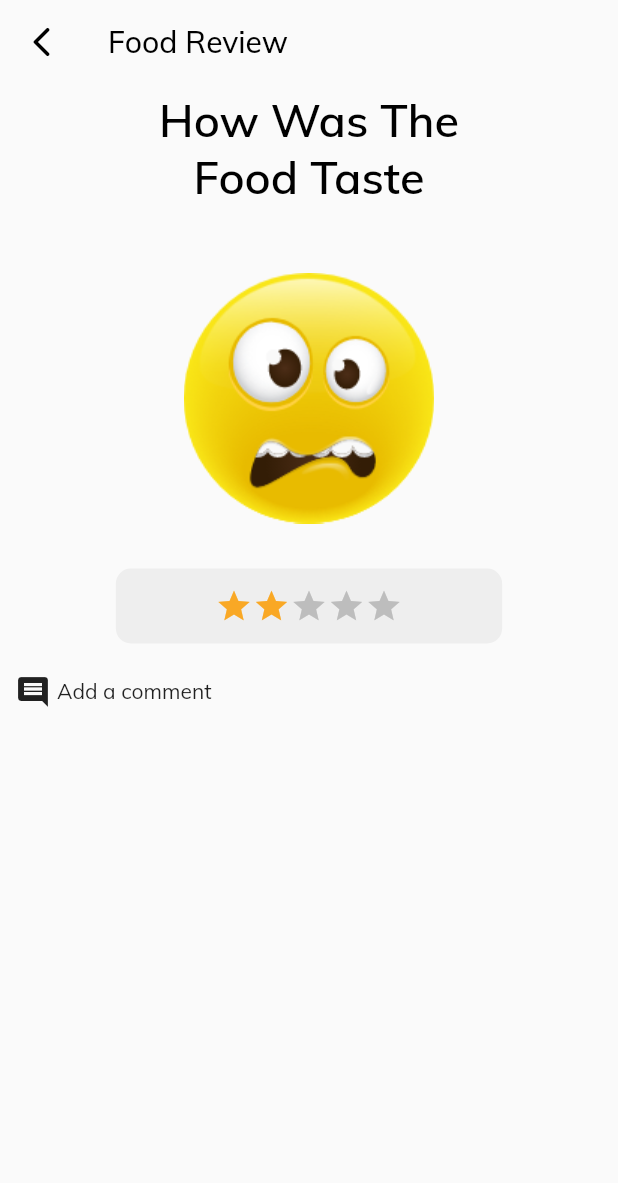
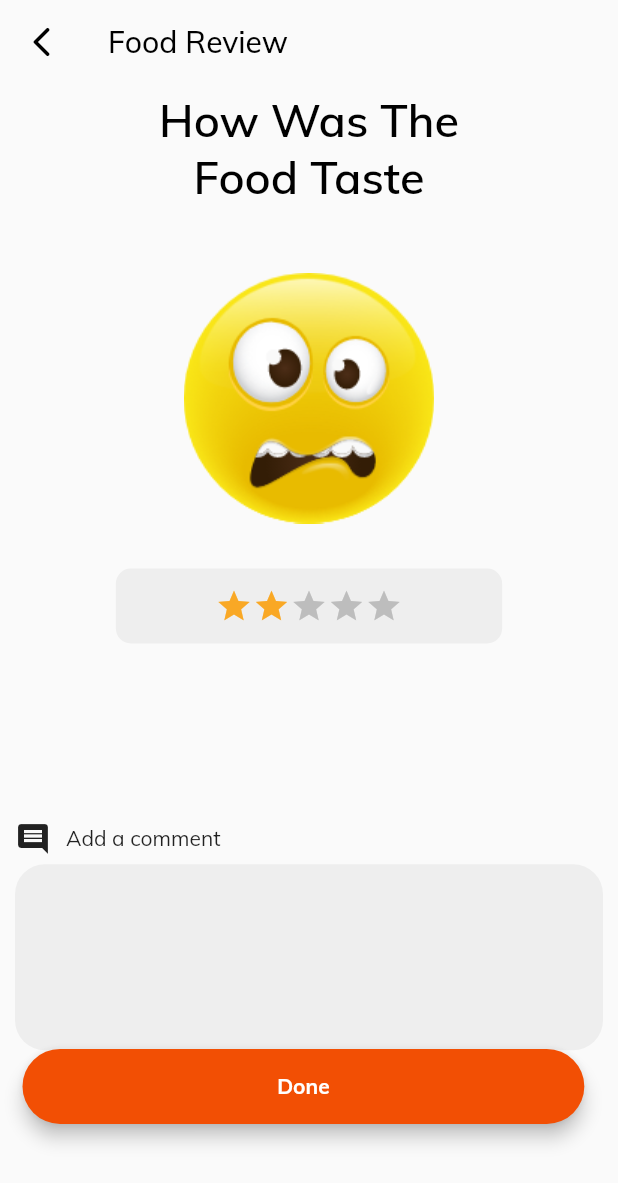
Before and after one commit to devammarzd/FoodApp, a Flutter app: the screen it shows after launch, on a phone screen of 412 x 824 dp. Shown: the top 1183 px of the screen. Run offline on Flutter 3.47's test engine with Material 2 defaults, Android fonts, the phone set to English and light mode, and no system bars; our stand-ins replace animated_bottom_navigation_bar, material_design_icons_flutter.

Commit message:
Food Reviews Screen done

```diff
--- a/lib/Screens/FoodReview/FoodReviewScreen.dart
+++ b/lib/Screens/FoodReview/FoodReviewScreen.dart
@@ -31,6 +31,10 @@ class _FoodReviewState extends State<FoodReview> {
       ),
       body: Padding(
         padding: paddingFromScreenBorder,
+        child: SingleChildScrollView(
+          primary: false,
+          child: Container(
+            height: sizeHeight(context) / 1.18,
             child: Column(
               crossAxisAlignment: CrossAxisAlignment.center,
               children: [
@@ -67,20 +71,58 @@ class _FoodReviewState extends State<FoodReview> {
                 SizedBox(
                   height: 20,
                 ),
+                Expanded(
+                  child: Container(),
+                ),
                 Row(
                   children: [
                     Icon(
                       Icons.comment,
                     ),
                     SizedBox(
-                  width: 4,
+                      width: 10,
                     ),
                     Text(
                       "Add a comment",
                     ),
                   ],
+                ),
+                SizedBox(
+                  height: 5,
+                ),
+                Container(
+                  height: sizeHeight(context) / 4.5,
+                  child: Stack(
+                    children: [
+                      Container(
+                        decoration: BoxDecoration(
+                          borderRadius: BorderRadius.circular(20),
+                          color: Colors.grey[200],
+                        ),
+                        child: Padding(
+                          padding: const EdgeInsets.only(left: 10, right: 10),
+                          child: TextField(
+                            maxLines: 5,
+                            decoration: InputDecoration(
+                              border: InputBorder.none,
+                            ),
+                          ),
+                        ),
+                      ),
+                      Positioned(
+                        left: 5,
+                        bottom: 10,
+                        child: CustomLargeButton(
+                          buttonText: "Done",
+                          onPress: () {},
+                        ),
                       )
                     ],
+                  ),
+                )
+              ],
+            ),
+          ),
         ),
       ),
     );
```
Lines whose indentation alone changed are shown as unchanged.
